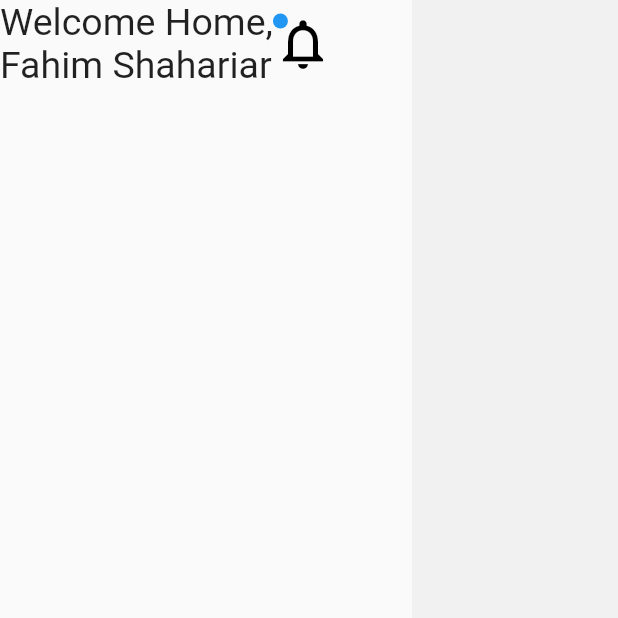
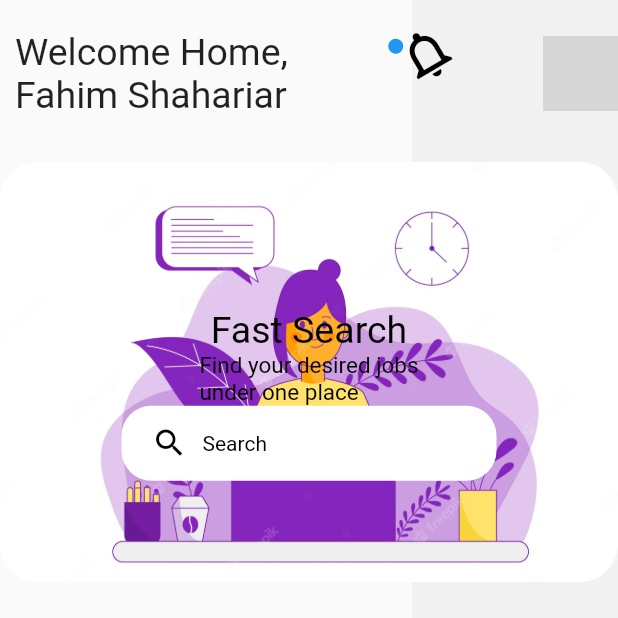
Before and after one commit to fahimshahariar1/Job-App, a Flutter app: the screen it shows after launch, on a phone screen of 412 x 824 dp, the top half of it. Run offline on Flutter 3.47's test engine with Material 2 defaults, Android fonts, the phone set to English and light mode, and no system bars; network calls fail; grey boxes are pictures that could not be loaded.

Commit message:
second commit

```diff
--- a/day22_23/lib/screens/appbar.dart
+++ b/day22_23/lib/screens/appbar.dart
@@ -11,7 +11,9 @@ class _HomeAppbarState extends State<HomeAppbar> {
   @override
   Widget build(BuildContext context) {
     return Container(
+      padding: EdgeInsets.only(left: 10, top: 20),
       child: Row(
+        mainAxisAlignment: MainAxisAlignment.spaceBetween,
         children: [
           Column(
             children: [
@@ -24,6 +26,7 @@ class _HomeAppbarState extends State<HomeAppbar> {
           Row(
             children: [
               Container(
+                transform: Matrix4.rotationZ(100),
                 child: Stack(
                   children: [
                     Row(
@@ -36,17 +39,25 @@ class _HomeAppbarState extends State<HomeAppbar> {
                       ],
                     ),
                     Positioned(
-                        child: Container(
-                          padding: EdgeInsets.all(5),
-                      decoration: BoxDecoration(
-                        shape: BoxShape.circle,
-                        color: Colors.blue,
+                      child: Container(
+                        padding: EdgeInsets.all(5),
+                        decoration: BoxDecoration(
+                          shape: BoxShape.circle,
+                          color: Colors.blue,
+                        ),
                       ),
-                    ))
+                    ),
                   ],
                 ),
               ),
             ],
+          ),
+          ClipOval(
+            child: Image.network(
+              "https://img.freepik.com/vecteurs-premium/caricature-profil-homme_18591-58482.jpg?w=360",
+              height: 50,
+              width: 50,
+            ),
           )
         ],
       ),
--- a/day22_23/lib/screens/homepage.dart
+++ b/day22_23/lib/screens/homepage.dart
@@ -1,3 +1,4 @@
+import 'package:day22_23/screens/searchbar.dart';
 import 'package:flutter/material.dart';
 
 import 'appbar.dart';
@@ -29,7 +30,9 @@ class _HomePageState extends State<HomePage> {
             ),
             Column(
               children: [
-                HomeAppbar()
+                HomeAppbar(),
+                SizedBox(height: 30,),
+                SearchBar(),
               ],
             )
           ],
--- a/day22_23/lib/screens/searchbar.dart
+++ b/day22_23/lib/screens/searchbar.dart
@@ -0,0 +1,70 @@
+import 'package:flutter/material.dart';
+
+class SearchBar extends StatefulWidget {
+  const SearchBar({Key? key}) : super(key: key);
+
+  @override
+  State<SearchBar> createState() => _SearchBarState();
+}
+
+class _SearchBarState extends State<SearchBar> {
+  @override
+  Widget build(BuildContext context) {
+    return Container(
+      padding: EdgeInsets.only(top: 30),
+      height: 280,
+      width: double.infinity,
+      decoration: BoxDecoration(
+        borderRadius: BorderRadius.circular(25),
+        image: DecorationImage(
+          fit: BoxFit.cover,
+          image: AssetImage("images/1.png"),
+        ),
+      ),
+      child: Column(
+        mainAxisAlignment: MainAxisAlignment.center,
+        crossAxisAlignment: CrossAxisAlignment.center,
+        children: [
+          Text(
+            "Fast Search",
+            style: TextStyle(
+              fontSize: 25,
+              color: Colors.black,
+            ),
+          ),
+          Text(
+            "Find your desired jobs\nunder one place",
+            style: TextStyle(
+              fontSize: 15,
+              color: Colors.black,
+            ),
+          ),
+          Container(
+            padding: EdgeInsets.only(left: 20),
+            height: 50,
+            width: 250,
+            decoration: BoxDecoration(
+              color: Colors.white,
+              borderRadius: BorderRadius.circular(20),
+            ),
+            child: Row(
+              children: [
+                Icon(
+                  Icons.search,
+                  color: Colors.black,
+                ),
+                SizedBox(
+                  width: 10,
+                ),
+                Text(
+                  "Search",
+                  style: TextStyle(color: Colors.black),
+                ),
+              ],
+            ),
+          )
+        ],
+      ),
+    );
+  }
+}
--- a/day22_23/pubspec.yaml
+++ b/day22_23/pubspec.yaml
@@ -60,9 +60,8 @@ flutter:
   uses-material-design: true
 
   # To add assets to your application, add an assets section, like this:
-  # assets:
-  #   - images/a_dot_burr.jpeg
-  #   - images/a_dot_ham.jpeg
+  assets:
+     - images/1.png
 
   # An image asset can refer to one or more resolution-specific "variants", see
   # https://flutter.dev/assets-and-images/#resolution-aware
```
Also changed, not shown: day22_23/images/1.png (added), day22_23/lib/screens/tabbar.dart (added).
